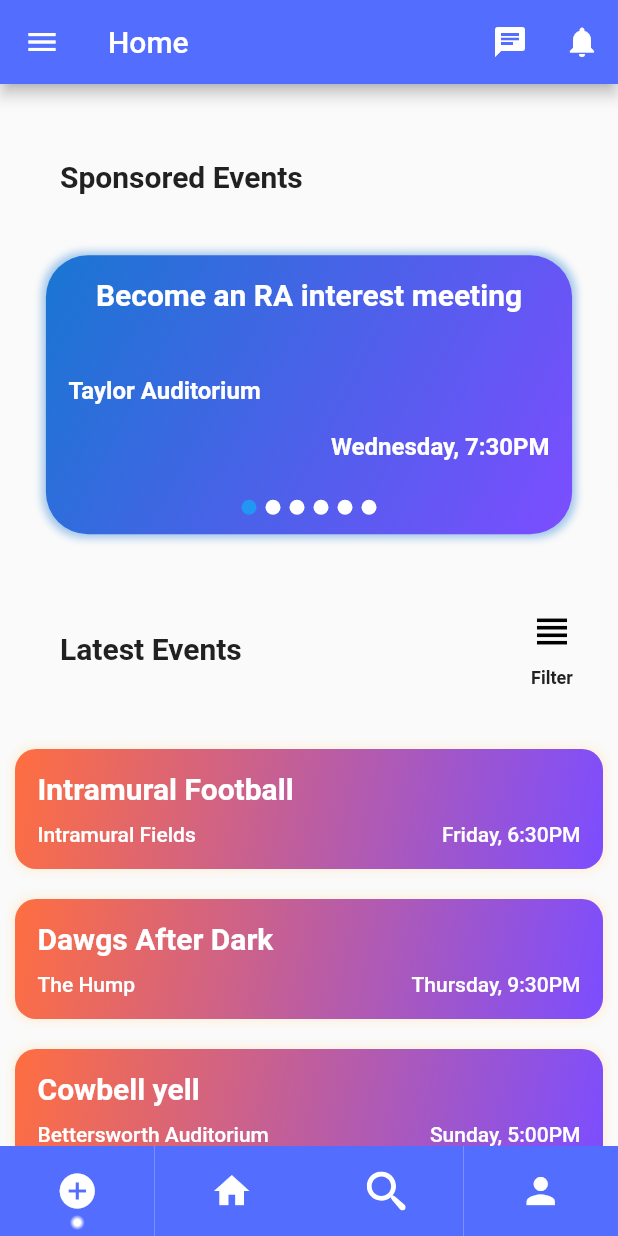
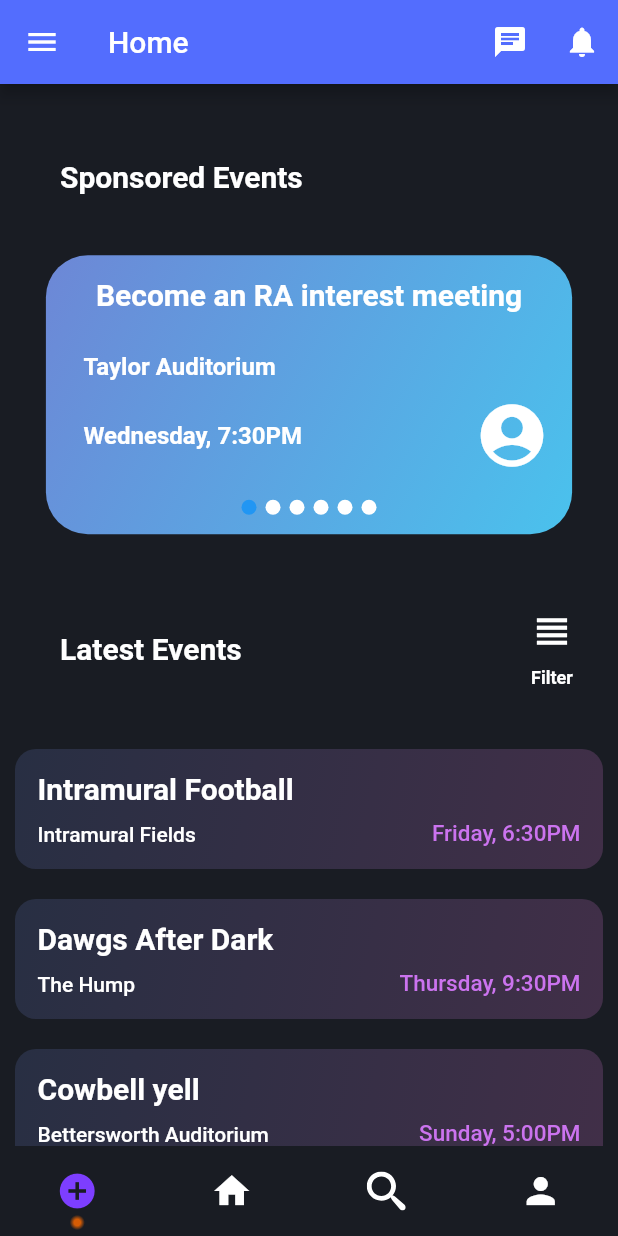
Before and after one commit to Senior-Project-CSE-3213/sp_flutter_app, a Flutter app: the screen it shows once a user with an empty profile is signed in, on a phone screen of 412 x 824 dp. Run offline on Flutter 3.47's test engine with Material 2 defaults, Android fonts, the phone set to English and light mode, and no system bars; our stand-ins replace cloud_firestore, firebase_auth, firebase_core, flutter_spinkit, flutter_svg, flutter_swiper and 1 more; missing offline and left inert: filter_list; accounts and stored records are empty.

Commit message:
Color changes to match Dribble design

```diff
--- a/lib/shared/widgets/bottom_bar.dart
+++ b/lib/shared/widgets/bottom_bar.dart
@@ -59,13 +59,13 @@ class _BottomNavBarState extends State<BottomNavBar> {
               ? BoxDecoration(
                   color: Colors.amber[900],
                   gradient: new RadialGradient(
-                      colors: [Colors.white, mainColor],
+                      colors: [Color.fromRGBO(213,92,5,1), Color.fromRGBO(25,28,35,1)],
                       center: Alignment(0, 0.7),
                       radius: 0.12,
                       tileMode: TileMode.clamp,
                       stops: [0.3, 0.7]),
                 )
-              : BoxDecoration(color: mainColor),
+              : BoxDecoration(color: Color.fromRGBO(25,28,35,1)),
           //NOTE: these are not IconButtons so that we can have this indicator dot
           child: (index == 2
               ? Align(
@@ -74,7 +74,7 @@ class _BottomNavBarState extends State<BottomNavBar> {
                 )
               : Icon(
                   icon,
-                  color: Colors.white,
+                  color: (index == 0 ? Color.fromRGBO(125,62,255,1) : Colors.white),
                   size: 28,
                 ))),
     );
--- a/lib/views/EventList/event_list_view.dart
+++ b/lib/views/EventList/event_list_view.dart
@@ -42,6 +42,7 @@ class _EventListViewState extends State<EventListView> {
 
     return SafeArea(
         child: Scaffold(
+          backgroundColor: Color.fromRGBO(25,28,35,1),
             bottomNavigationBar: BottomNavBar(
               defaultSelectedIndex: 0,
               onChange: (val) {
@@ -74,7 +75,7 @@ class _EventListViewState extends State<EventListView> {
                       child:
                       Text (
                           "Sponsored Events",
-                          style: TextStyle(color: Colors.grey[900], fontWeight: FontWeight.bold, fontSize: 20),
+                          style: TextStyle(color: Colors.white, fontWeight: FontWeight.bold, fontSize: 20),
                       ),
                     )
                   ],
@@ -132,7 +133,7 @@ class _EventListViewState extends State<EventListView> {
                           child:
                           Text (
                               "Latest Events",
-                              style: TextStyle(color: Colors.grey[900], fontWeight: FontWeight.bold, fontSize: 20),
+                              style: TextStyle(color: Colors.white, fontWeight: FontWeight.bold, fontSize: 20),
                           ),
                         )
                       ],
@@ -146,7 +147,7 @@ class _EventListViewState extends State<EventListView> {
                           child:
                           IconButton (
                             icon: Icon(Icons.view_headline),
-                            color: Colors.black,
+                            color: Colors.white,
                             tooltip: "Filter lastest events by...",
                             onPressed:  _openFilterDialog,
                             iconSize: 30,
@@ -157,7 +158,7 @@ class _EventListViewState extends State<EventListView> {
                           child:
                           Text (
                               "Filter",
-                              style: TextStyle(color: Colors.grey[900], fontWeight: FontWeight.bold, fontSize: 12),
+                              style: TextStyle(color: Colors.white, fontWeight: FontWeight.bold, fontSize: 12),
                           ),
                         ),
                       ],
@@ -222,17 +223,12 @@ class CreateSponsoredEventCard extends StatelessWidget {
                 15), //this is padding for text inside the card
             decoration: BoxDecoration(
                 gradient: LinearGradient(
-                  colors: [Colors.blue.shade700, Colors.deepPurpleAccent],
+                  colors: [Color.fromRGBO(109,135,214,1), Color.fromRGBO(74,194,237,1)], //or 16,60,98 to 37,139,191
                   begin: Alignment.topLeft,
                   end: Alignment.bottomRight,
                 ),
                 borderRadius: BorderRadius.all(Radius.circular(28)),
-                boxShadow: [
-                  BoxShadow(
-                      color: Colors.blue.shade700.withOpacity(0.4),
-                      blurRadius: 4,
-                      spreadRadius: 2)
-                ]),
+                ),
             child: Column(
               //column holds all text on container
               mainAxisAlignment: MainAxisAlignment.spaceBetween,
@@ -263,6 +259,7 @@ class CreateSponsoredEventCard extends StatelessWidget {
                 Row(
                   mainAxisAlignment: MainAxisAlignment.start,
                   children: [
+                    SizedBox(width:10),
                     Container(
                       child: Text(
                         this.eventLocation,
@@ -279,9 +276,10 @@ class CreateSponsoredEventCard extends StatelessWidget {
                 ),
 
                 Row(
-                  mainAxisAlignment: MainAxisAlignment.end,
+                  mainAxisAlignment: MainAxisAlignment.spaceBetween,
                   children: [
                     Container(
+                      padding: const EdgeInsets.only(left: 10.0),
                       child: Text(
                         this.eventTime,
                         style: TextStyle(
@@ -293,6 +291,8 @@ class CreateSponsoredEventCard extends StatelessWidget {
                         overflow: TextOverflow.fade,
                       ),
                     ),
+
+                    Icon(Icons.account_circle_rounded, color: Colors.white, size:50),
                   ],
                 ),
 
@@ -331,17 +331,12 @@ class CreateLatestEventCard extends StatelessWidget {
                 15), //this is padding for text inside the card
             decoration: BoxDecoration(
                 gradient: LinearGradient(
-                  colors: [Colors.deepOrangeAccent, Colors.deepPurpleAccent],
+                  colors: [Color.fromRGBO(40,47,67,1), Color.fromRGBO(65,47,72,1)],
                   begin: Alignment.topLeft,
                   end: Alignment.bottomRight,
                 ),
                 borderRadius: BorderRadius.all(Radius.circular(14)),
-                boxShadow: [
-                  BoxShadow(
-                      color: Colors.orange.shade100.withOpacity(0.4),
-                      blurRadius: 4,
-                      spreadRadius: 2)
-                ]),
+                ),
             child: Column(
               //column holds all text on container
               mainAxisAlignment: MainAxisAlignment.spaceBetween,
@@ -387,8 +382,8 @@ class CreateLatestEventCard extends StatelessWidget {
                         this.eventTime,
                         style: TextStyle(
                           //event loc in middle
-                          color: Colors.white,
-                          fontSize: 14,
+                          color: Color.fromRGBO(203,115,239,1),
+                          fontSize: 15,
                           fontWeight: FontWeight.w500,
                         ),
                         overflow: TextOverflow.fade,
```
